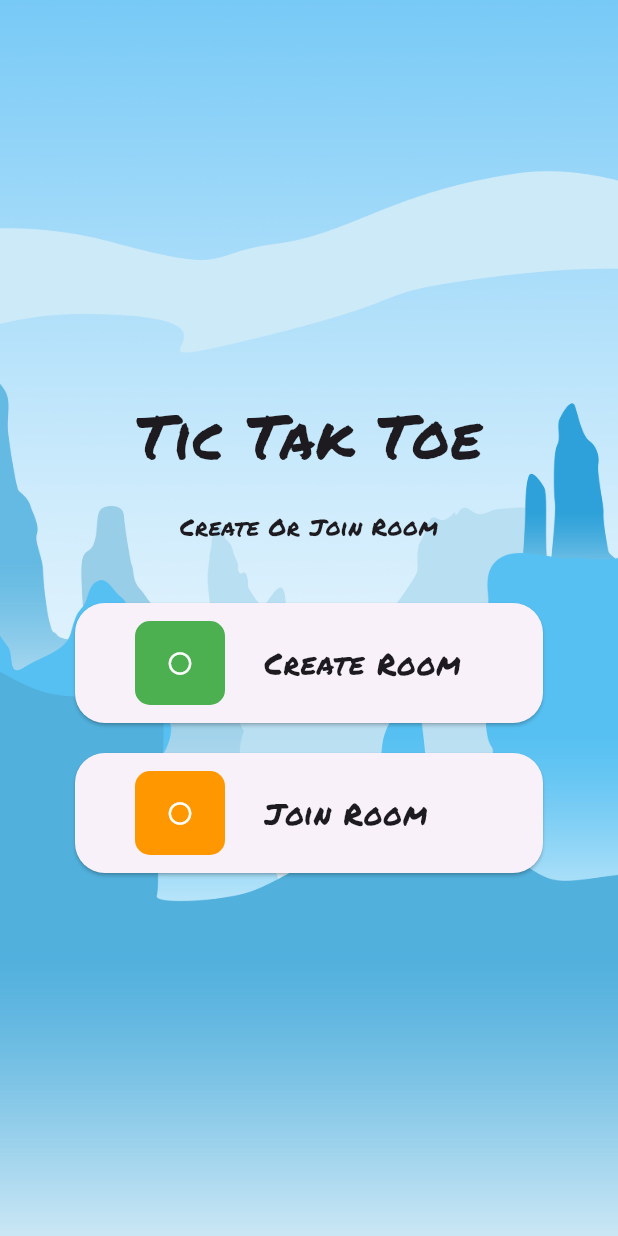
After one commit to SajidAfridi/tiktaktoe, a Flutter app: the screen it shows after launch, after a tap on an icon or button, on a phone screen of 412 x 824 dp. The commit adds this screen. Run offline on Flutter 3.47's test engine with Material 3 defaults, Android fonts, the light colour scheme and no system bars; drawn by our look-alikes of auto_size_text; our stand-ins replace action_slider, animate_do, awesome_dialog; missing offline and left inert: dart:ffi; network calls fail.

Commit message:
create room code has been successfully created

```diff
--- a/lib/classes/game_logic.dart
+++ b/lib/classes/game_logic.dart
@@ -6,7 +6,6 @@ class GameLogic {
     List<List<String>>.generate(3, (_) => List<String>.filled(3, ''));
     return gameBoard;
   }
-
   static void checkWin(List<List<String>> gameBoard,context) {
     String winner = '';
     if (gameBoard[0][0] == gameBoard[0][1] &&
--- a/lib/main.dart
+++ b/lib/main.dart
@@ -4,10 +4,7 @@
 
 void main() {
   WidgetsFlutterBinding.ensureInitialized();
-  SystemChrome.setPreferredOrientations([DeviceOrientation.portraitUp])
-      .then((_) {
-    runApp(const MyApp());
-  });
+  SystemChrome.setPreferredOrientations([DeviceOrientation.portraitUp]);
   runApp(const MyApp());
 }
 
--- /dev/null
+++ b/lib/pages/join_or_create_screen.dart
@@ -0,0 +1,227 @@
+import 'dart:convert';
+import 'dart:ffi';
+
+import 'package:auto_size_text/auto_size_text.dart';
+import 'package:flutter/material.dart';
+import 'package:tiktaktoe/pages/play_with_friends_screen.dart';
+import 'package:web_socket_channel/web_socket_channel.dart';
+
+class CreateOrJoinScreen extends StatefulWidget {
+  const CreateOrJoinScreen({super.key});
+
+  @override
+  State<CreateOrJoinScreen> createState() => _CreateOrJoinScreenState();
+}
+
+class _CreateOrJoinScreenState extends State<CreateOrJoinScreen> {
+  final _channel = WebSocketChannel.connect(
+      Uri.parse('wss://few-coconut-bonnet.glitch.me/'));
+  String? receivedCode;
+
+  @override
+  Widget build(BuildContext context) {
+    return Scaffold(
+      body: Container(
+        decoration: const BoxDecoration(
+          image: DecorationImage(
+            image: AssetImage(
+              'assets/images/bg_image.jpg',
+            ),
+            fit: BoxFit.cover,
+          ),
+        ),
+        child: Center(
+          child: Padding(
+            padding: const EdgeInsets.symmetric(
+              horizontal: 50,
+            ),
+            child: Column(
+              mainAxisAlignment: MainAxisAlignment.center,
+              children: [
+                const SizedBox(
+                  height: 20,
+                ),
+                const Text(
+                  'Tic Tak Toe',
+                  style: TextStyle(
+                    fontFamily: 'PermanentMarker',
+                    fontSize: 40,
+                    fontWeight: FontWeight.normal,
+                  ),
+                ),
+                const SizedBox(
+                  height: 20,
+                ),
+                const Text(
+                  'Create Or Join Room',
+                  style: TextStyle(
+                    fontFamily: 'PermanentMarker',
+                    fontSize: 16,
+                    fontWeight: FontWeight.normal,
+                  ),
+                ),
+                const SizedBox(
+                  height: 40,
+                ),
+                buildButton('Create Room', () {
+                  codeReceiver();
+                  _showCodeDialog(context);
+                }),
+                const SizedBox(
+                  height: 20,
+                ),
+                buildButton('Join Room', () {
+                  _showJoinDialog(context);
+                }),
+              ],
+            ),
+          ),
+        ),
+      ),
+    );
+  }
+
+  Widget buildButton(String text, voidCallback) {
+    return SizedBox(
+      height: 80,
+      child: ElevatedButton(
+        onPressed: voidCallback,
+        style: ButtonStyle(
+          shape: MaterialStateProperty.all<RoundedRectangleBorder>(
+            RoundedRectangleBorder(
+              borderRadius: BorderRadius.circular(20),
+            ),
+          ),
+        ),
+        child: ListTile(
+          splashColor: colorDecider(text),
+          leading: Container(
+            height: 80,
+            width: 60,
+            decoration: BoxDecoration(
+              color: colorDecider(text),
+              borderRadius: BorderRadius.circular(10),
+            ),
+            child: const Icon(
+              Icons.circle_outlined,
+              color: Colors.white,
+            ),
+          ),
+          title: Row(
+            children: [
+              const SizedBox(
+                width: 10,
+              ),
+              AutoSizeText(
+                text,
+                maxLines: 3,
+                maxFontSize: 30,
+                minFontSize: 20,
+                style: const TextStyle(
+                  fontFamily: 'PermanentMarker',
+                  fontWeight: FontWeight.normal,
+                ),
+              ),
+            ],
+          ),
+        ),
+      ),
+    );
+  }
+  Color colorDecider(String difficultyText) {
+    switch (difficultyText) {
+      case 'Create Room':
+        return Colors.green;
+      case 'Join Room':
+        return Colors.orange;
+      default:
+        return Colors.green;
+    }
+  }
+  void _showJoinDialog(BuildContext context) {
+    TextEditingController codeController = TextEditingController();
+    showDialog(
+      context: context,
+      builder: (context) => AlertDialog(
+        title: const Text('Join Game'),
+        content: TextField(
+          controller: codeController,
+          decoration: const InputDecoration(labelText: 'Enter Room Code'),
+        ),
+        actions: [
+          TextButton(
+            onPressed: () {
+              Navigator.of(context).pop();
+            },
+            child: const Text('Cancel'),
+          ),
+          ElevatedButton(
+            onPressed: () {
+              String code = codeController.text;
+              // Send join request with the entered code
+              _channel.sink
+                  .add(jsonEncode({'message': 'joinGame', 'code': code}));
+              Navigator.of(context).pop();
+            },
+            child: const Text('Join'),
+          ),
+        ],
+      ),
+    );
+  }
+  void codeReceiver() {
+    _channel.sink.add(jsonEncode({'message': 'generateCode'}));
+    // print('Sent message: generateCode');
+    _channel.stream.listen((event) {
+      final data = jsonDecode(event);
+      handleMessage(data, _channel);
+    });
+  }
+  void handleMessage(dynamic data, WebSocketChannel channel) {
+    if (data is int) {
+      print('Received data: $data');
+      setState(() {
+        receivedCode = data.toString();
+      });
+    } else if (data is Map<String, dynamic> && data.containsKey('message')) {
+      final message = data['message'];
+      if (message == 'generateCode') {
+        // Generate a code and send it back to the user
+        String code = generateCode();
+        channel.sink.add(code);
+        setState(() {
+          receivedCode = code;
+        });
+      }
+    }
+  }
+  String generateCode() {
+    // Replace this with your actual code generation logic
+    return "ABC123"; // Example code generation
+  }
+  @override
+  void dispose() {
+    _channel.sink.close();
+    super.dispose();
+  }
+
+
+  //show the user the code generated for the room in the dialog and ask them to share it with their friend
+  void _showCodeDialog(BuildContext context) {
+    showDialog(
+      context: context,
+      builder: (context) => AlertDialog(
+        title: const Text('Room Code'),
+        content: Text(receivedCode ?? ''),
+        actions: [
+          TextButton(
+            onPressed: () {
+              Navigator.of(context).pop();
+            },
+            child: const Text('Close'),
+          ),
+        ],
+      ),
+    );
+  }
+}
--- a/lib/pages/welcome_and_difficulty_selection_screen.dart
+++ b/lib/pages/welcome_and_difficulty_selection_screen.dart
@@ -1,5 +1,7 @@
+import 'package:auto_size_text/auto_size_text.dart';
 import 'package:flutter/material.dart';
 import 'package:tiktaktoe/pages/homepage.dart';
+import 'package:tiktaktoe/pages/join_or_create_screen.dart';
 
 class SelectDifficultyScreen extends StatefulWidget {
   const SelectDifficultyScreen({super.key});
@@ -99,6 +101,17 @@ class _SelectDifficultyScreenState extends State<SelectDifficultyScreen> {
                 const SizedBox(
                   height: 20,
                 ),
+                buildButton('Play With\nFriends', () {
+                  Navigator.push(
+                    context,
+                    MaterialPageRoute(
+                      builder: (context) => const CreateOrJoinScreen(),
+                    ),
+                  );
+                }),
+                const SizedBox(
+                  height: 20,
+                ),
               ],
             ),
           ),
@@ -120,7 +133,6 @@ class _SelectDifficultyScreenState extends State<SelectDifficultyScreen> {
           ),
         ),
         child: ListTile(
-          enabled: true,
           splashColor: colorDecider(text),
           leading: Container(
             height: 80,
@@ -137,13 +149,15 @@ class _SelectDifficultyScreenState extends State<SelectDifficultyScreen> {
           title: Row(
             children: [
               const SizedBox(
-                width: 30,
+                width: 10,
               ),
-              Text(
+              AutoSizeText(
                 text,
+                maxLines: 3,
+                maxFontSize: 30,
+                minFontSize: 22,
                 style: const TextStyle(
                   fontFamily: 'PermanentMarker',
-                  fontSize: 30,
                   fontWeight: FontWeight.normal,
                 ),
               ),
@@ -162,6 +176,8 @@ class _SelectDifficultyScreenState extends State<SelectDifficultyScreen> {
         return Colors.orange;
       case 'Hard':
         return Colors.red;
+      case 'Play With\nFriends':
+        return Colors.blue;
       default:
         return Colors.green;
     }
```
Also changed, not shown: lib/pages/play_with_friends_screen.dart (added, +153 -0 lines), pubspec.yaml (+5 -12 lines), pubspec.lock, 1 other file.
